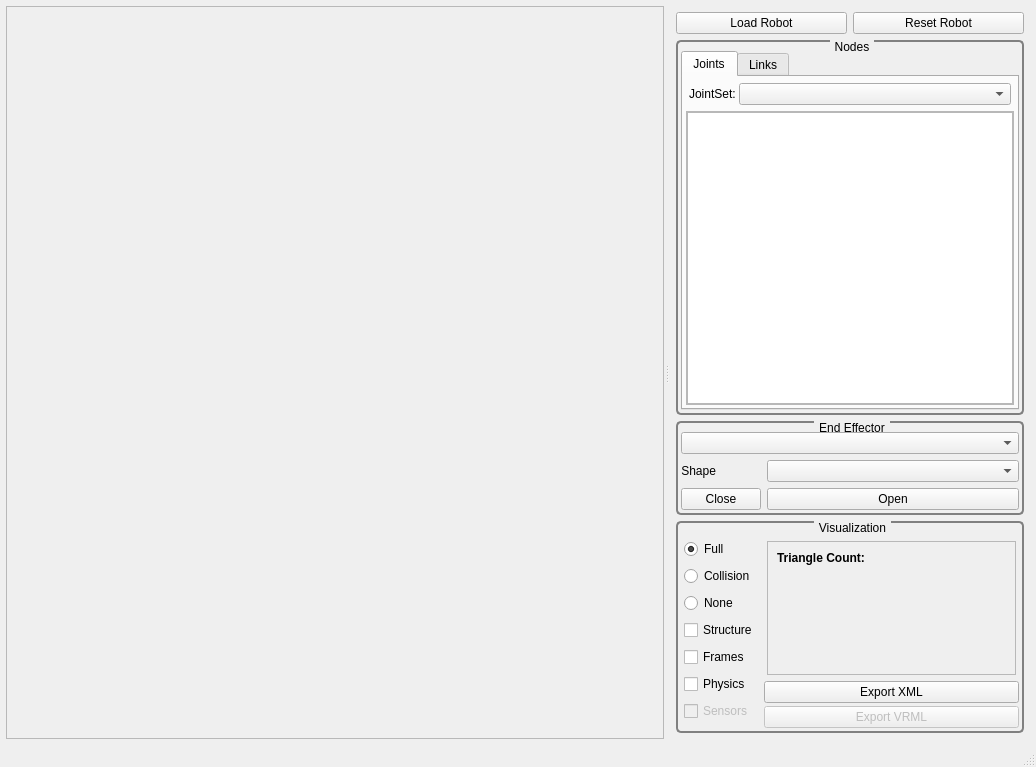
Old version of the form VirtualRobot/examples/RobotViewer/RobotViewer.ui in the repository softbankrobotics-research/Simox.
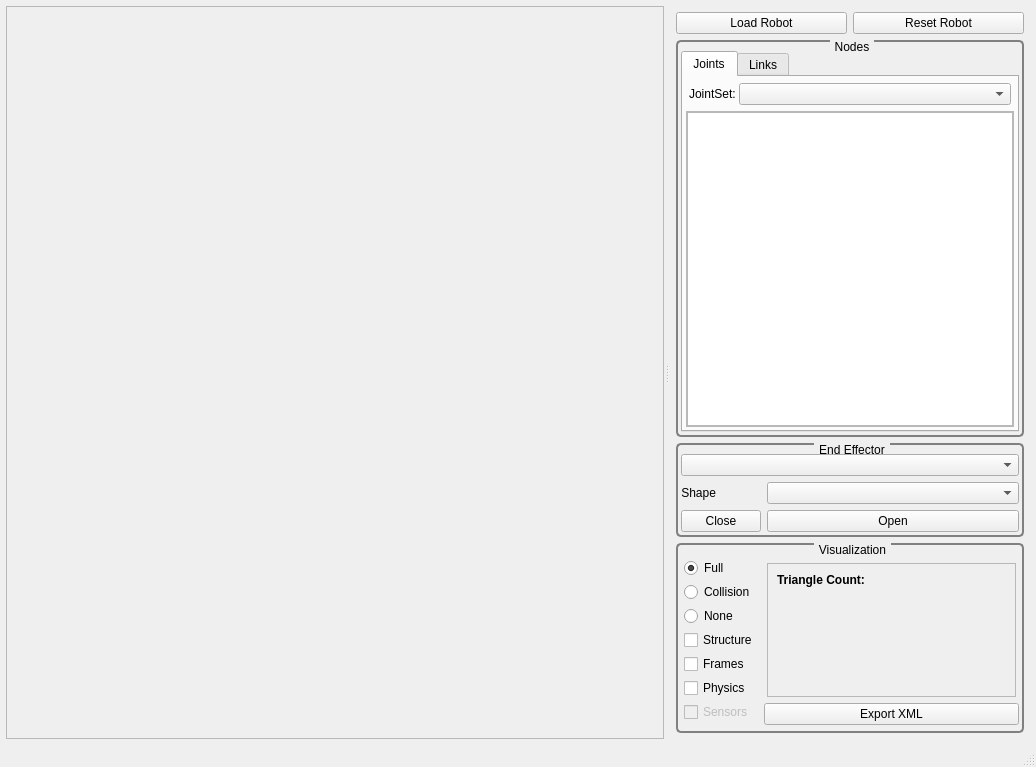
New version of the form.

Commit message: removed exportToVRML in RobotViewer

Patch:
```diff
--- a/VirtualRobot/examples/RobotViewer/RobotViewer.ui
+++ b/VirtualRobot/examples/RobotViewer/RobotViewer.ui
@@ -216,7 +216,7 @@
                     <x>0</x>
                     <y>0</y>
                     <width>326</width>
-                    <height>239</height>
+                    <height>232</height>
                    </rect>
                   </property>
                   <layout class="QVBoxLayout" name="verticalLayout_6">
@@ -443,19 +443,6 @@
              </property>
             </widget>
            </item>
-           <item row="2" column="1">
-            <widget class="QPushButton" name="ExportVRML20">
-             <property name="enabled">
-              <bool>false</bool>
-             </property>
-             <property name="toolTip">
-              <string>Export to single VRML file</string>
-             </property>
-             <property name="text">
-              <string>Export VRML</string>
-             </property>
-            </widget>
-           </item>
            <item row="0" column="1">
             <widget class="QFrame" name="frame_5">
              <property name="sizePolicy">
@@ -494,7 +481,7 @@
                    <x>0</x>
                    <y>0</y>
                    <width>231</width>
-                   <height>115</height>
+                   <height>150</height>
                   </rect>
                  </property>
                  <layout class="QVBoxLayout" name="verticalLayout_2">
```
Left out of the diff: 2 changed lines with no effect on the pictures. The commit also changes 2 other files.
